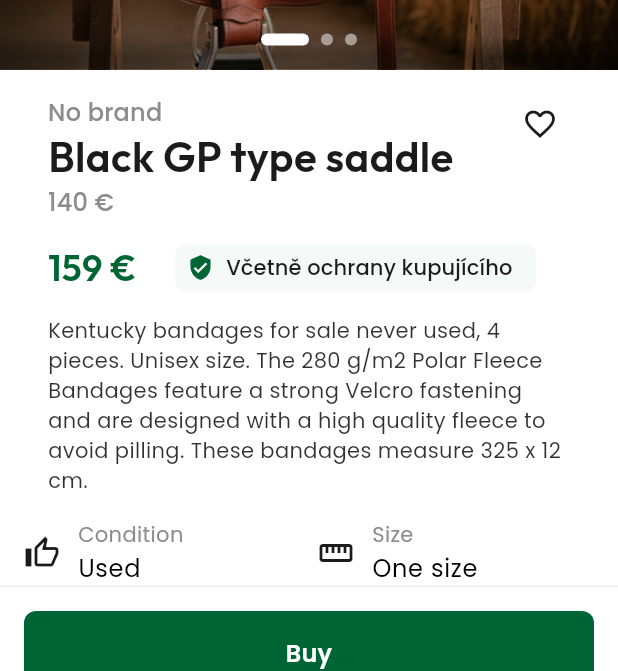
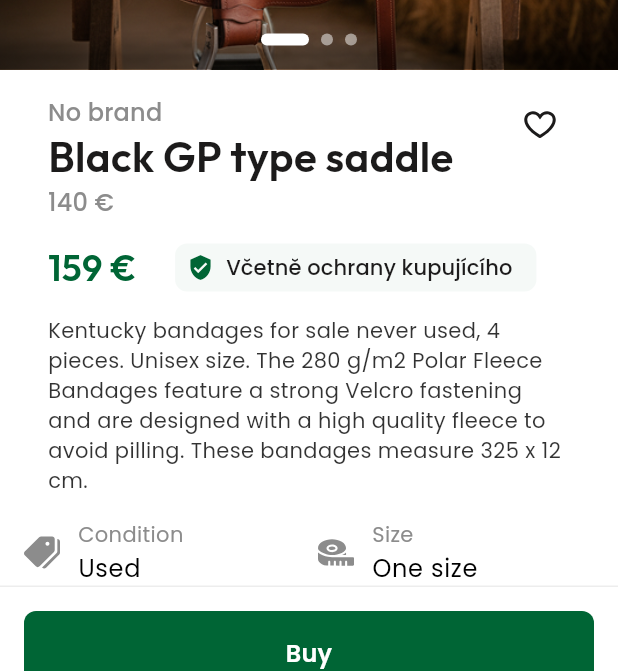
Before and after one commit to martintellinger/eqqu, a Flutter app: the HomeScreen screen opened by its route, after a tap on "Black GP type saddle", on a phone screen of 412 x 824 dp. Shown: the part 517-1188 px from the top of the screen. Run offline on Flutter 3.47's test engine with Material 3 defaults, Android fonts, the phone set to English and light mode, and no system bars; our stand-ins replace flutter_svg.

Commit message:
Replace Material Icons with custom SVG icons from assets/icons
- Heart buttons: HeartEmpty.svg (outline) / Heart.svg (filled) with dynamic color
- Product specs: Tag.svg (condition), Measuring tape.svg (size), Color.svg (color), Fabric.svg (material)
- Add assets/icons/ to pubspec.yaml asset paths

https://claude.ai/code/session_012waFykv5wBbLFNTaJFeXrN

```diff
--- a/lib/screens/home_screen.dart
+++ b/lib/screens/home_screen.dart
@@ -407,10 +407,14 @@ class _HomeBodyState extends State<_HomeBody> {
                             color: cs.secondaryContainer,
                             shape: BoxShape.circle,
                           ),
-                          child: Icon(
-                            isFav ? Icons.favorite : Icons.favorite_border,
-                            size: 20,
-                            color: isFav ? Colors.red : cs.onSecondaryContainer,
+                          child: SvgPicture.asset(
+                            isFav ? 'assets/icons/Heart.svg' : 'assets/icons/HeartEmpty.svg',
+                            width: 20,
+                            height: 20,
+                            colorFilter: ColorFilter.mode(
+                              isFav ? Colors.red : cs.onSecondaryContainer,
+                              BlendMode.srcIn,
+                            ),
                           ),
                         ),
                       ),
--- a/lib/screens/product_detail_screen.dart
+++ b/lib/screens/product_detail_screen.dart
@@ -1,4 +1,5 @@
 import 'package:flutter/material.dart';
+import 'package:flutter_svg/flutter_svg.dart';
 
 class ProductDetailScreen extends StatefulWidget {
   final String brand;
@@ -319,10 +320,16 @@ class _ProductDetailScreenState extends State<ProductDetailScreen> {
                 child: SizedBox(
                   width: 40,
                   height: 40,
-                  child: Icon(
-                    _isFavorite ? Icons.favorite : Icons.favorite_border,
-                    size: 24,
-                    color: _isFavorite ? Colors.red : cs.onSurface,
+                  child: Center(
+                    child: SvgPicture.asset(
+                      _isFavorite ? 'assets/icons/Heart.svg' : 'assets/icons/HeartEmpty.svg',
+                      width: 24,
+                      height: 24,
+                      colorFilter: ColorFilter.mode(
+                        _isFavorite ? Colors.red : cs.onSurface,
+                        BlendMode.srcIn,
+                      ),
+                    ),
                   ),
                 ),
               ),
@@ -408,17 +415,17 @@ class _ProductDetailScreenState extends State<ProductDetailScreen> {
         children: [
           Row(
             children: [
-              Expanded(child: _specItem(cs, Icons.thumb_up_outlined, 'Condition', widget.condition)),
+              Expanded(child: _specItem(cs, 'assets/icons/Tag.svg', 'Condition', widget.condition)),
               const SizedBox(width: 12),
-              Expanded(child: _specItem(cs, Icons.straighten, 'Size', 'One size')),
+              Expanded(child: _specItem(cs, 'assets/icons/Measuring tape.svg', 'Size', 'One size')),
             ],
           ),
           const SizedBox(height: 12),
           Row(
             children: [
-              Expanded(child: _specItem(cs, Icons.palette_outlined, 'Color', 'Gray')),
+              Expanded(child: _specItem(cs, 'assets/icons/Color.svg', 'Color', 'Gray')),
               const SizedBox(width: 12),
-              Expanded(child: _specItem(cs, Icons.texture, 'Material', 'Cotton')),
+              Expanded(child: _specItem(cs, 'assets/icons/Fabric.svg', 'Material', 'Cotton')),
             ],
           ),
         ],
@@ -426,10 +433,10 @@ class _ProductDetailScreenState extends State<ProductDetailScreen> {
     );
   }
 
-  Widget _specItem(ColorScheme cs, IconData icon, String label, String value) {
+  Widget _specItem(ColorScheme cs, String svgPath, String label, String value) {
     return Row(
       children: [
-        Icon(icon, size: 24, color: cs.onSurface),
+        SvgPicture.asset(svgPath, width: 24, height: 24),
         const SizedBox(width: 12),
         Expanded(
           child: Column(
@@ -750,10 +757,14 @@ class _ProductDetailScreenState extends State<ProductDetailScreen> {
                                   color: cs.secondaryContainer,
                                   shape: BoxShape.circle,
                                 ),
-                                child: Icon(
-                                  isFav ? Icons.favorite : Icons.favorite_border,
-                                  size: 20,
-                                  color: isFav ? Colors.red : cs.onSecondaryContainer,
+                                child: SvgPicture.asset(
+                                  isFav ? 'assets/icons/Heart.svg' : 'assets/icons/HeartEmpty.svg',
+                                  width: 20,
+                                  height: 20,
+                                  colorFilter: ColorFilter.mode(
+                                    isFav ? Colors.red : cs.onSecondaryContainer,
+                                    BlendMode.srcIn,
+                                  ),
                                 ),
                               ),
                             ),
--- a/pubspec.yaml
+++ b/pubspec.yaml
@@ -23,6 +23,7 @@ flutter:
     - assets/
     - assets/images/
     - assets/menu/
+    - assets/icons/
 
   fonts:
     - family: Poppins
```
